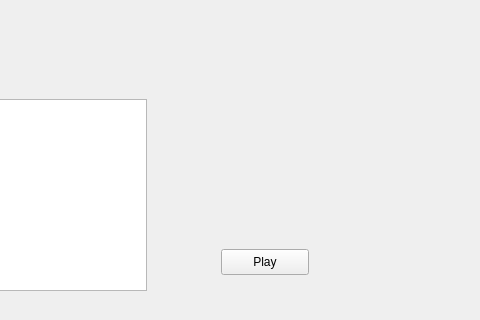
DiRTYMacTruCK/RetroBox, file mainwindow.ui: the form before one commit; both pictures show x 109 to 589 and y 280 to 600 of the 800 by 600 pixel window.
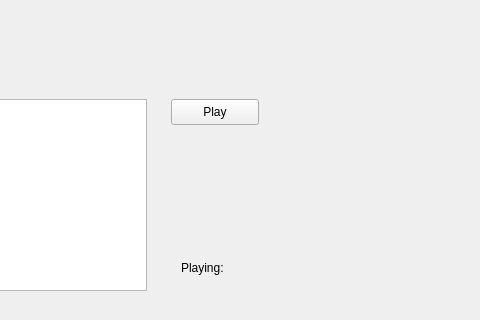
The form after the commit.

What changed in the file:
```diff
--- a/mainwindow.ui
+++ b/mainwindow.ui
@@ -27,8 +27,8 @@
    <widget class="QPushButton" name="playButton">
     <property name="geometry">
      <rect>
-      <x>330</x>
-      <y>510</y>
+      <x>280</x>
+      <y>360</y>
       <width>88</width>
       <height>26</height>
      </rect>
@@ -37,6 +37,19 @@
      <string>Play</string>
     </property>
    </widget>
+   <widget class="QLabel" name="labelTitle">
+    <property name="geometry">
+     <rect>
+      <x>290</x>
+      <y>520</y>
+      <width>66</width>
+      <height>18</height>
+     </rect>
+    </property>
+    <property name="text">
+     <string>Playing:</string>
+    </property>
+   </widget>
   </widget>
   <widget class="QMenuBar" name="menubar">
    <property name="geometry">
```
Left out of the diff: 4 changed lines with no effect on the pictures.
